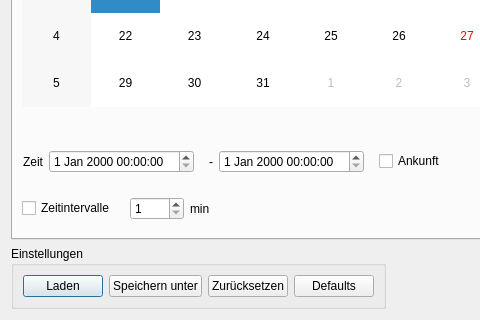
ChrFr/qgis-OTP, file OTP/OTP_dialog_base.ui: the form before one commit; both pictures show x 0 to 480 and y 312 to 632 of the 1191 by 632 pixel window.
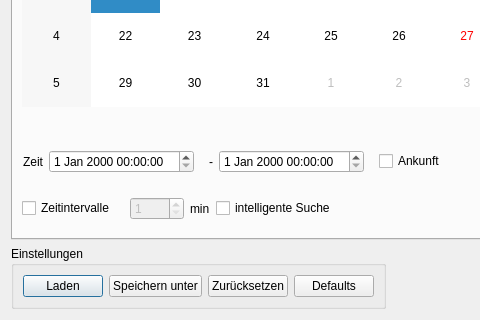
The form after the commit. The open tabs and pages were chosen to show the change.

Commit message: Update: OTP UI - checkbox for smart searching added

Patch:
```diff
--- a/OTP/OTP_dialog_base.ui
+++ b/OTP/OTP_dialog_base.ui
@@ -778,6 +778,9 @@
    </item>
    <item row="1" column="0">
     <widget class="QTabWidget" name="tabWidget_2">
+     <property name="enabled">
+      <bool>true</bool>
+     </property>
      <property name="toolTip">
       <string/>
      </property>
@@ -999,6 +1002,9 @@
            <layout class="QHBoxLayout" name="time_step_layout">
             <item>
              <widget class="QSpinBox" name="time_step_edit">
+              <property name="enabled">
+               <bool>false</bool>
+              </property>
               <property name="toolTip">
                <string>Intervallschritt der Zeiten zu denen geroutet wird (alle n min)</string>
               </property>
@@ -1017,6 +1023,17 @@
               </property>
              </widget>
             </item>
+            <item>
+             <widget class="QCheckBox" name="smart_search_checkbox">
+              <property name="toolTip">
+               <string>wenn aktiviert, werden die Intervalle automatisch bestimmt 
+und Mehrfachberechnungen vermieden</string>
+              </property>
+              <property name="text">
+               <string>intelligente Suche</string>
+              </property>
+             </widget>
+            </item>
            </layout>
           </widget>
          </item>
```
Left out of the diff: 19 changed lines with no effect on the pictures.
